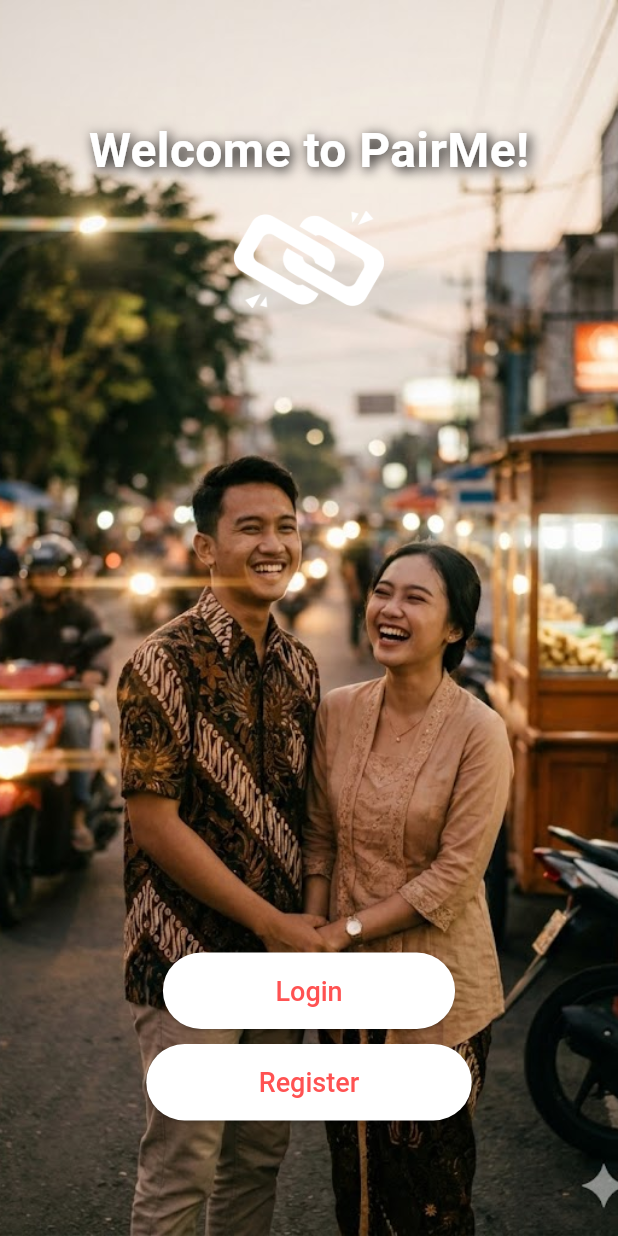
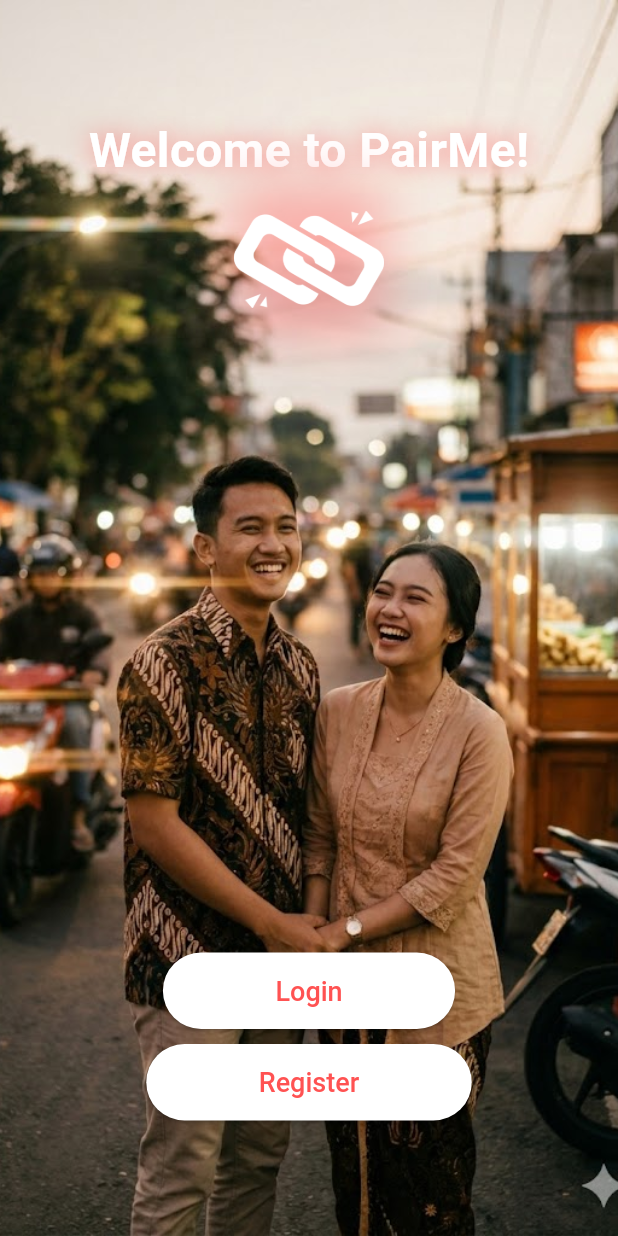
Before and after one commit to ItsAutumnSai/DatingApp, a Flutter app: the screen it shows after launch, on a phone screen of 412 x 824 dp. Run offline on Flutter 3.47's test engine with Material 3 defaults, Android fonts, the phone set to English and light mode, and no system bars; drawn by our look-alikes of carousel_slider.

Commit message:
welcome page polishing up

```diff
--- a/lib/presentation/front_page.dart
+++ b/lib/presentation/front_page.dart
@@ -41,6 +41,8 @@ class _FrontPageState extends State<FrontPage> {
                 autoPlayAnimationDuration: Duration(milliseconds: 1200),
                 autoPlayCurve: Curves.fastOutSlowIn,
                 enlargeCenterPage: false,
+                scrollPhysics: const NeverScrollableScrollPhysics(),
+                pauseAutoPlayOnTouch: false,
               ),
             ),
             Center(
@@ -55,14 +57,23 @@ class _FrontPageState extends State<FrontPage> {
                       fontWeight: FontWeight.bold,
                       shadows: [
                         Shadow(
-                          blurRadius: 10.0,
-                          color: Colors.black,
-                          offset: Offset(2.0, 2.0),
+                          blurRadius: 20.0,
+                          color: Colors.redAccent.withAlpha(150),
                         ),
                       ],
                     ),
                   ),
-                  Image.asset(logoImageWhite, width: 100, height: 100),
+                  Container(
+                    decoration: BoxDecoration(
+                      boxShadow: [
+                        BoxShadow(
+                          color: Colors.redAccent.withAlpha(100),
+                          blurRadius: 30,
+                        ),
+                      ],
+                    ),
+                    child: Image.asset(logoImageWhite, width: 100, height: 100),
+                  ),
                   SizedBox(height: screenHeight * 0.5),
                   ElevatedButton(
                     onPressed: () {
```
Also changed, not shown: assets/images/Logo_Outlined.png (added).
